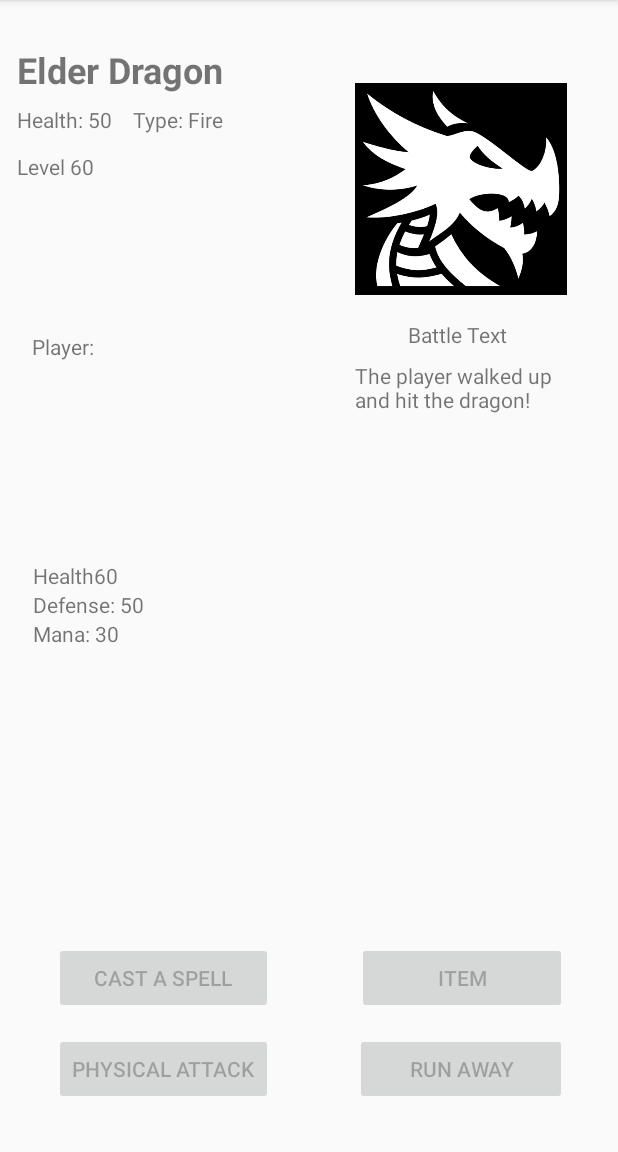
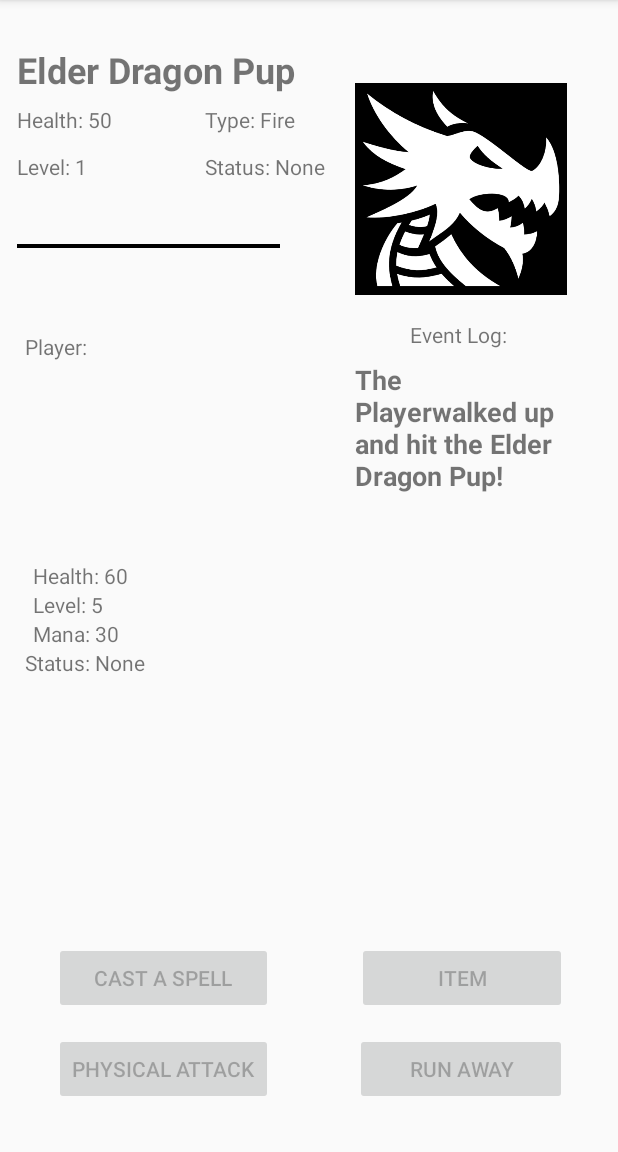
Before and after one commit to dylanalvarez1/RuneMaster, an Android app: the BattleActivity screen opened directly, with no data from a screen before it, after a tap on "PHYSICAL ATTACK", on a phone screen of 412 x 824 dp, the part 84-1236 px from its top. Run offline under Robolectric (Android 15) with nearby library versions, the phone set to English and light mode, and no system bars.

Commit message:
minor aesthetic tweaks

```diff
--- a/app/src/main/java/com/example/geeksquad/midtermproject/BattleActivity.java
+++ b/app/src/main/java/com/example/geeksquad/midtermproject/BattleActivity.java
@@ -1,17 +1,14 @@
 package com.example.geeksquad.midtermproject;
 
-import android.content.Intent;
 import android.os.Handler;
-import android.support.v7.app.AppCompatActivity;
 import android.os.Bundle;
 import android.view.View;
 import android.widget.Button;
+import android.widget.ImageView;
 import android.widget.TextView;
 
 import java.util.LinkedList;
 import java.util.Queue;
-import java.util.Timer;
-import java.util.TimerTask;
 
 public class BattleActivity  extends ClosableActivity {
     boolean battleWon;
@@ -19,11 +16,15 @@ public class BattleActivity  extends ClosableActivity {
     boolean selectSpell;
     TextView turnText;
     TextView playerHealth;
-    TextView playerDef;
+    TextView playerLevel;
     TextView playerMana;
+    TextView playerStatus;
     LifeForm enemy;
     TextView enemyHealth;
     TextView enemyName;
+    TextView enemyStatus;
+    TextView enemyLevel;
+    ImageView enemyIcon;
     Button pButton;
     Button cButton;
     Button iButton;
@@ -89,27 +90,31 @@ public class BattleActivity  extends ClosableActivity {
         findElements();
         battleWon = false;
         selectSpell = false;
-        enemy = new LifeForm("Elder Dragon", 60, 30, 2,10, 1, "None", "ice");
+        enemy = new LifeForm("Elder Dragon Pup", 60, 30, 1,10, 1, "None", "ice");
+        setStaticFields();
+        updateStats();
+    }
+
+    public void setStaticFields() {
         enemyName.setText(enemy.name);
-        updateStats();
+        enemyLevel.setText("Level: " + Integer.toString(enemy.level));
+        playerLevel.setText("Level: " + Integer.toString(SearchingActivity.player.level));
     }
 
     public void updateStats() { //update health, mana, status of enemy and player
         enemyHealth.setText("Health: " + Integer.toString(enemy.health));
-        playerHealth.setText("Health" + Integer.toString(SearchingActivity.player.health));
+        enemyStatus.setText("Status: " + enemy.status);
+        playerHealth.setText("Health: " + Integer.toString(SearchingActivity.player.health));
         playerMana.setText("Mana: " + Integer.toString(SearchingActivity.player.mana));
+        playerStatus.setText("Status: " + SearchingActivity.player.status);
+
 
     }
 
     public void onBasicAttack(View view) {
         turnText.setText("");
         SearchingActivity.player.basicAttack(enemy);
-        String update = "Health: " + Integer.toString(enemy.health);
-        battleText.offer("The player walked up and hit the dragon!");
-
         disableInputs();
-
-        //enemyHealth.setText(update);
 
     }
     public void onSpellAttack(View view) {
@@ -129,26 +134,33 @@ public class BattleActivity  extends ClosableActivity {
         turnText.setText("");
         SearchingActivity.player.castSpell(enemy, SearchingActivity.player.getSpell(0));
         revertMenu();
+        disableInputs();
     }
 
     public void onSpellCast2(View view) {
         turnText.setText("");
         SearchingActivity.player.castSpell(enemy, SearchingActivity.player.getSpell(1));
         revertMenu();
+        disableInputs();
     }
     public void onSpellCast3(View view) {
         turnText.setText("");
         SearchingActivity.player.castSpell(enemy, SearchingActivity.player.getSpell(2));
         revertMenu();
+        disableInputs();
     }
 
     void findElements() {
         turnText = findViewById(R.id.turnText);
         playerHealth = findViewById(R.id.playerHealth);
-        playerDef = findViewById(R.id.playerDefense);
+        playerLevel = findViewById(R.id.playerLevel);
         playerMana = findViewById(R.id.playerMana);
+        playerStatus = findViewById(R.id.playerStatus);
         enemyHealth = findViewById(R.id.enemyHealth);
+        enemyLevel = findViewById(R.id.enemyLevel);
+        enemyStatus = findViewById(R.id.enemyStatus);
         enemyName = findViewById(R.id.enemyName);
+        enemyIcon = findViewById(R.id.enemyIcon);
         battleDescription = findViewById(R.id.battleDescription);
         pButton = findViewById(R.id.pButton);
         cButton = findViewById(R.id.cButton);
--- a/app/src/main/java/com/example/geeksquad/midtermproject/LifeForm.java
+++ b/app/src/main/java/com/example/geeksquad/midtermproject/LifeForm.java
@@ -24,6 +24,8 @@ public class LifeForm {
 
     public void basicAttack(LifeForm target) {
         target.health -= 10;
+        if(target.health < 0) target.health = 0;
+        BattleActivity.battleText.offer("The " + this.name + "walked up and hit the " + target.name+ "!");
         /*
         if(target.def < this.damage) {
             //A basic attack, although its weak
--- a/app/src/main/java/com/example/geeksquad/midtermproject/SearchingActivity.java
+++ b/app/src/main/java/com/example/geeksquad/midtermproject/SearchingActivity.java
@@ -17,7 +17,7 @@ public class SearchingActivity  extends ClosableActivity {
         super.onCreate(savedInstanceState);
         setContentView(R.layout.activity_searching);
 
-        player = new Player("Player",60, 30, 2,100, 8, 0, "None", "Human");
+        player = new Player("Player",60, 30, 5,100, 8, 0, "None", "Human");
         fireball = new Spell("Fireball", "fire", 1, "burned");
         frostbolt = new Spell("Frostbolt", "ice", 1, "freezed");
         lightning = new Spell("Lightning", "electric", 1, "shocked");
--- a/app/src/main/java/com/example/geeksquad/midtermproject/Spell.java
+++ b/app/src/main/java/com/example/geeksquad/midtermproject/Spell.java
@@ -35,7 +35,7 @@ public class Spell {
     }
 
     public void Fireball(LifeForm user, LifeForm target) {
-        int damage = 20;
+        int damage = 10;
         int manaCost = 10;
         int accuracy = 80;
         int modifier = 1;
@@ -49,6 +49,7 @@ public class Spell {
             //TODO: Make sure that the def is never larger than the damage
             int calcDamage = (int) ((damage * modifier * this.levelMod) - target.def);
             target.health -= calcDamage;
+            if(target.health < 0) target.health = 0;
             BattleActivity.battleText.offer("The fireball hit dealing " + Integer.toString(calcDamage) + " damage!");
         }
         else {
@@ -59,7 +60,7 @@ public class Spell {
     }
 
     public void Lightning(LifeForm user, LifeForm target) {
-        int damage = 40;
+        int damage = 15;
         int manaCost = 20;
         int accuracy = 60;
         int modifier = 1;
@@ -73,7 +74,8 @@ public class Spell {
             //TODO: Make sure that the def is never larger than the damage
             int calcDamage = (int) ((damage * modifier * this.levelMod) - target.def);
             target.health -= calcDamage;
-            BattleActivity.battleText.offer("The fireball hit dealing " + Integer.toString(calcDamage) + " damage!");
+            if(target.health < 0) target.health = 0;
+            BattleActivity.battleText.offer("The lighting hit dealing " + Integer.toString(calcDamage) + " damage!");
         }
         else {
             //You missed
@@ -83,7 +85,7 @@ public class Spell {
     }
 
     public void Frostbolt(LifeForm user, LifeForm target) {
-        int damage = 20;
+        int damage = 6;
         int manaCost = 100;
         int accuracy = 90;
         int modifier = 1;
@@ -97,7 +99,8 @@ public class Spell {
             //TODO: Make sure that the def is never larger than the damage
             int calcDamage = (int) ((damage * modifier * this.levelMod) - target.def);
             target.health -= calcDamage;
-            BattleActivity.battleText.offer("The fireball hit dealing " + Integer.toString(calcDamage) + " damage!");
+            if(target.health < 0) target.health = 0;
+            BattleActivity.battleText.offer("The frostball hit dealing " + Integer.toString(calcDamage) + " damage!");
         }
         else {
             //You missed
--- a/app/src/main/res/layout/activity_battle.xml
+++ b/app/src/main/res/layout/activity_battle.xml
@@ -18,7 +18,7 @@
         android:textStyle="bold" />
 
     <ImageView
-        android:id="@+id/imageView"
+        android:id="@+id/enemyIcon"
         android:layout_width="141dp"
         android:layout_height="191dp"
         android:layout_alignParentEnd="true"
@@ -58,7 +58,7 @@
         android:layout_width="wrap_content"
         android:layout_height="wrap_content"
         android:layout_alignEnd="@+id/enemyLevel"
-        android:layout_below="@+id/imageView"
+        android:layout_below="@+id/enemyIcon"
         android:text="Player:" />
 
     <TextView
@@ -75,16 +75,16 @@
         android:layout_width="wrap_content"
         android:layout_height="wrap_content"
         android:layout_alignStart="@+id/playerHealth"
-        android:layout_below="@+id/playerDefense"
+        android:layout_below="@+id/playerLevel"
         android:text="Mana: 90" />
 
     <TextView
-        android:id="@+id/playerDefense"
+        android:id="@+id/playerLevel"
         android:layout_width="wrap_content"
         android:layout_height="wrap_content"
         android:layout_alignStart="@+id/playerHealth"
         android:layout_below="@+id/playerHealth"
-        android:text="Defense: 50" />
+        android:text="Level: " />
 
     <Button
         android:id="@+id/pButton"
@@ -111,7 +111,7 @@
         android:id="@+id/rButton"
         android:layout_width="141dp"
         android:layout_height="wrap_content"
-        android:layout_alignStart="@+id/imageView"
+        android:layout_alignStart="@+id/enemyIcon"
         android:layout_alignTop="@+id/pButton"
         android:onClick="onRunAway"
         android:text="Run Away" />
@@ -120,7 +120,7 @@
         android:id="@+id/iButton"
         android:layout_width="140dp"
         android:layout_height="wrap_content"
-        android:layout_alignEnd="@+id/imageView"
+        android:layout_alignEnd="@+id/enemyIcon"
         android:layout_alignTop="@+id/cButton"
         android:onClick="onItem"
         android:text="Item" />
@@ -129,8 +129,10 @@
         android:id="@+id/battleDescription"
         android:layout_width="136dp"
         android:layout_height="90dp"
-        android:layout_alignStart="@+id/imageView"
-        android:layout_below="@+id/textView6" />
+        android:layout_alignStart="@+id/enemyIcon"
+        android:layout_below="@+id/textView6"
+        android:textSize="18sp"
+        android:textStyle="bold" />
 
     <TextView
         android:id="@+id/textView11"
@@ -140,7 +142,7 @@
         android:layout_alignParentTop="true"
         android:layout_marginEnd="74dp"
         android:layout_marginTop="213dp"
-        android:text="Battle Text" />
+        android:text="Event Log:" />
 
     <TextView
         android:id="@+id/turnText"
@@ -179,8 +181,34 @@
         android:layout_width="wrap_content"
         android:layout_height="wrap_content"
         android:layout_alignBottom="@+id/spellButton1"
-        android:layout_alignEnd="@+id/imageView"
+        android:layout_alignEnd="@+id/enemyIcon"
         android:onClick="onSpellCast3"
         android:text="Button"
         android:visibility="invisible" />
+
+    <TextView
+        android:id="@+id/enemyStatus"
+        android:layout_width="wrap_content"
+        android:layout_height="wrap_content"
+        android:layout_alignStart="@+id/enemyType"
+        android:layout_alignTop="@+id/enemyLevel"
+        android:text="Status: Fine" />
+
+    <ImageView
+        android:id="@+id/imageView4"
+        android:layout_width="175dp"
+        android:layout_height="wrap_content"
+        android:layout_alignParentTop="true"
+        android:layout_alignStart="@+id/enemyName"
+        android:layout_marginTop="147dp"
+        app:srcCompat="@drawable/line" />
+
+    <TextView
+        android:id="@+id/playerStatus"
+        android:layout_width="wrap_content"
+        android:layout_height="wrap_content"
+        android:layout_alignStart="@+id/textView6"
+        android:layout_below="@+id/playerMana"
+        android:text="Status: Fine" />
+
 </RelativeLayout>
```
Also changed, not shown: app/src/main/res/drawable-v24/line.png (added), app/src/main/res/drawable-v24/line2.png (added).
